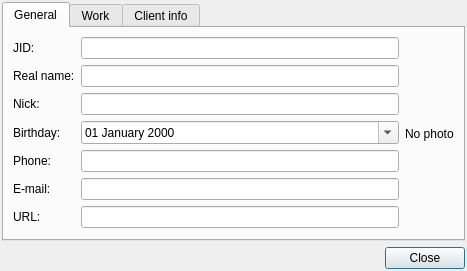
0xd34df00d/leechcraft, file src/plugins/azoth/plugins/xoox/vcarddialog.ui: the form before one commit.
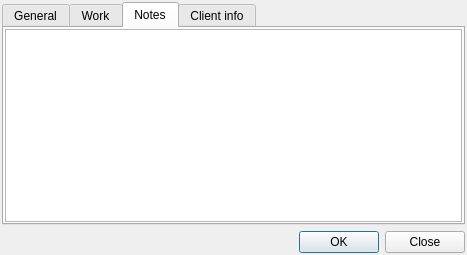
The form after the commit. The open tabs and pages were chosen to show the change.

Commit message: Azoth Xoox: added GUI for annotations.

Diff of the .ui file:
```diff
--- a/src/plugins/azoth/plugins/xoox/vcarddialog.ui
+++ b/src/plugins/azoth/plugins/xoox/vcarddialog.ui
@@ -7,7 +7,7 @@
     <x>0</x>
     <y>0</y>
     <width>467</width>
-    <height>262</height>
+    <height>252</height>
    </rect>
   </property>
   <layout class="QVBoxLayout" name="verticalLayout">
@@ -24,6 +24,9 @@
        <string>General</string>
       </attribute>
       <layout class="QHBoxLayout" name="horizontalLayout">
+       <property name="margin">
+        <number>1</number>
+       </property>
        <item>
         <layout class="QFormLayout" name="formLayout">
          <property name="fieldGrowthPolicy">
@@ -200,6 +203,19 @@
        </item>
       </layout>
      </widget>
+     <widget class="QWidget" name="tab_2">
+      <attribute name="title">
+       <string>Notes</string>
+      </attribute>
+      <layout class="QVBoxLayout" name="verticalLayout_4">
+       <property name="margin">
+        <number>1</number>
+       </property>
+       <item>
+        <widget class="QPlainTextEdit" name="NotesEdit_"/>
+       </item>
+      </layout>
+     </widget>
      <widget class="QWidget" name="tab">
       <attribute name="title">
        <string>Client info</string>
@@ -221,7 +237,7 @@
       <enum>Qt::Horizontal</enum>
      </property>
      <property name="standardButtons">
-      <set>QDialogButtonBox::Close</set>
+      <set>QDialogButtonBox::Close|QDialogButtonBox::Ok</set>
      </property>
     </widget>
    </item>
```
Left out of the diff: 6 changed lines with no effect on the pictures. The commit also changes 2 other files.
